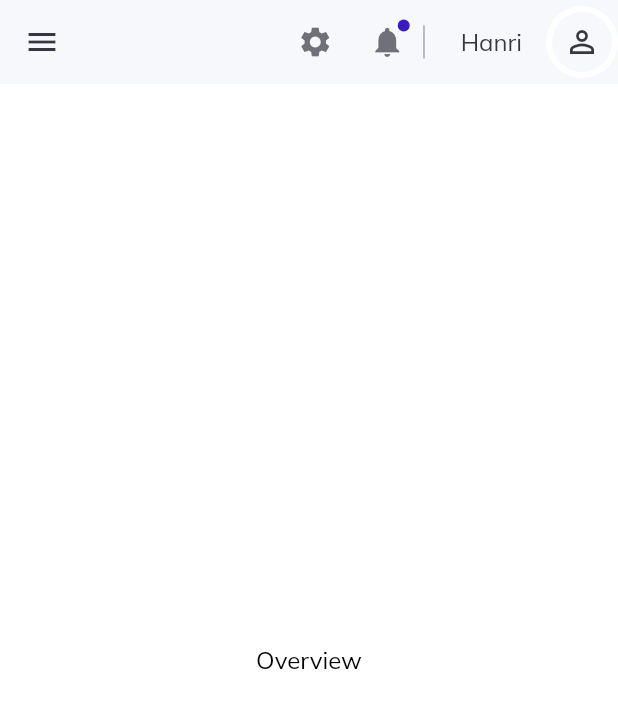
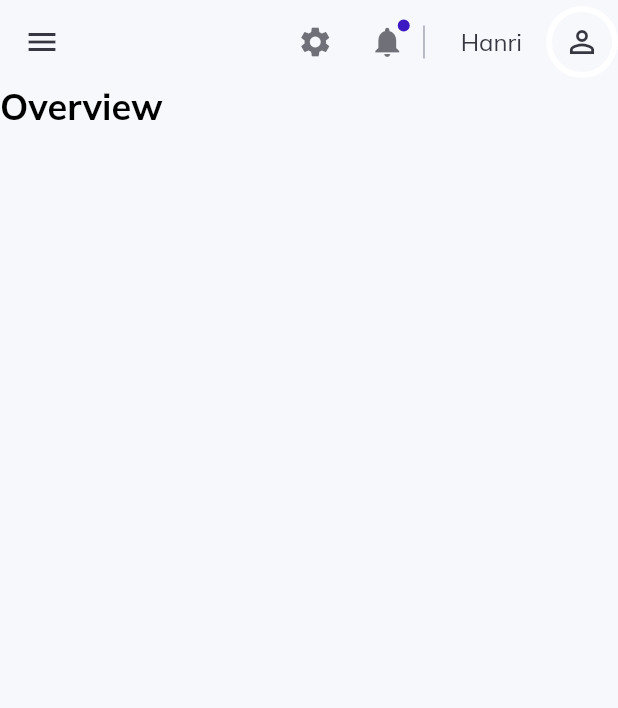
Before and after one commit to Hhanri/admin_panel_tutorial, a Flutter app: the screen it shows after launch, on a phone screen of 412 x 824 dp. Shown: the top 708 px of the screen. Run offline on Flutter 3.47's test engine with Material 2 defaults, Android fonts, the phone set to English and light mode, and no system bars; our stand-ins replace get, google_fonts.

Commit message:
Scaffold background color fixed, PageWidgetTitle

```diff
--- a/lib/constants/theme.dart
+++ b/lib/constants/theme.dart
@@ -1,8 +1,9 @@
+import 'package:admin_panel_tutorial/constants/style.dart';
 import 'package:flutter/material.dart';
 import 'package:google_fonts/google_fonts.dart';
 
 ThemeData theme({required BuildContext context}) => ThemeData(
-  scaffoldBackgroundColor: Colors.white,
+  scaffoldBackgroundColor: light,
   appBarTheme: const AppBarTheme(
     backgroundColor: Colors.white,
     elevation: 0),
--- a/lib/layout.dart
+++ b/lib/layout.dart
@@ -11,6 +11,7 @@ class SiteLayout extends StatelessWidget {
   Widget build(BuildContext context) {
     final GlobalKey<ScaffoldState> scaffoldKey = GlobalKey<ScaffoldState>();
     return Scaffold(
+      extendBodyBehindAppBar: true,
       key: scaffoldKey,
       drawer: const Drawer(
         child: SideMenuWidget(),
--- a/lib/pages/overview/overview.dart
+++ b/lib/pages/overview/overview.dart
@@ -1,4 +1,4 @@
-import 'package:admin_panel_tutorial/widgets/custom_text_widget.dart';
+import 'package:admin_panel_tutorial/widgets/page_title_widget.dart';
 import 'package:flutter/material.dart';
 
 class OverviewPage extends StatelessWidget {
@@ -6,13 +6,10 @@ class OverviewPage extends StatelessWidget {
 
   @override
   Widget build(BuildContext context) {
-    return const Center(
-      child: CustomTextWidget(
-        text: "Overview",
-        fontWeight: FontWeight.normal,
-        size: 16,
-        color: Colors.black,
-      ),
+    return Column(
+      children: const [
+        PageTitleWidget()
+      ],
     );
   }
 }
--- a/lib/widgets/app_bar_widget.dart
+++ b/lib/widgets/app_bar_widget.dart
@@ -7,7 +7,7 @@ import 'package:flutter/material.dart';
 AppBar topNavigationBar({required BuildContext context, required GlobalKey<ScaffoldState> key}) =>
     AppBar(
       iconTheme: IconThemeData(color: dark),
-      backgroundColor: light,
+      backgroundColor: Colors.transparent,
       leading: !ResponsivenessWidget.isSmallScreen(context)
       ? const DashBoardLogoWidget()
       : IconButton(
--- /dev/null
+++ b/lib/widgets/page_title_widget.dart
@@ -0,0 +1,26 @@
+import 'package:admin_panel_tutorial/constants/controllers.dart';
+import 'package:admin_panel_tutorial/helpers/responsiveness_widget.dart';
+import 'package:admin_panel_tutorial/widgets/custom_text_widget.dart';
+import 'package:flutter/material.dart';
+import 'package:get/get.dart';
+
+class PageTitleWidget extends StatelessWidget {
+  const PageTitleWidget({Key? key}) : super(key: key);
+
+  @override
+  Widget build(BuildContext context) {
+    return Obx(() => Row(
+      children: [
+        Container(
+          margin: EdgeInsets.only(top: ResponsivenessWidget.isSmallScreen(context) ? 56 : 6),
+          child: CustomTextWidget(
+            text: menuController.activeItem.value,
+            size: 24,
+            fontWeight: FontWeight.bold,
+            color: Colors.black,
+          ),
+        )
+      ],
+    ));
+  }
+}
--- a/lib/widgets/side_menu_widget.dart
+++ b/lib/widgets/side_menu_widget.dart
@@ -43,10 +43,10 @@ class SideMenuWidget extends StatelessWidget {
                     SizedBox(width: width / 48),
                   ],
                 ),
-                const SizedBox(height: 40),
-                Divider(color: lightGrey.withOpacity(0.1)),
               ],
             ),
+            const SizedBox(height: 40),
+            Divider(color: lightGrey.withOpacity(0.1)),
             Column(
               children: sideMenuItems.map((itemName) {
                 return SideMenuItem(
```
Also changed, not shown: lib/pages/authenticatiom/authentication.dart (+5 -8 lines), lib/pages/clients/clients.dart (+5 -8 lines), lib/pages/drivers/drivers.dart (+5 -8 lines), lib/pages/overview/widgets/overview_cards_large_widget.dart (added), lib/pages/overview/widgets/overview_cards_medium_widget.dart (added), lib/pages/overview/widgets/overview_cards_small_widget.dart (added).
